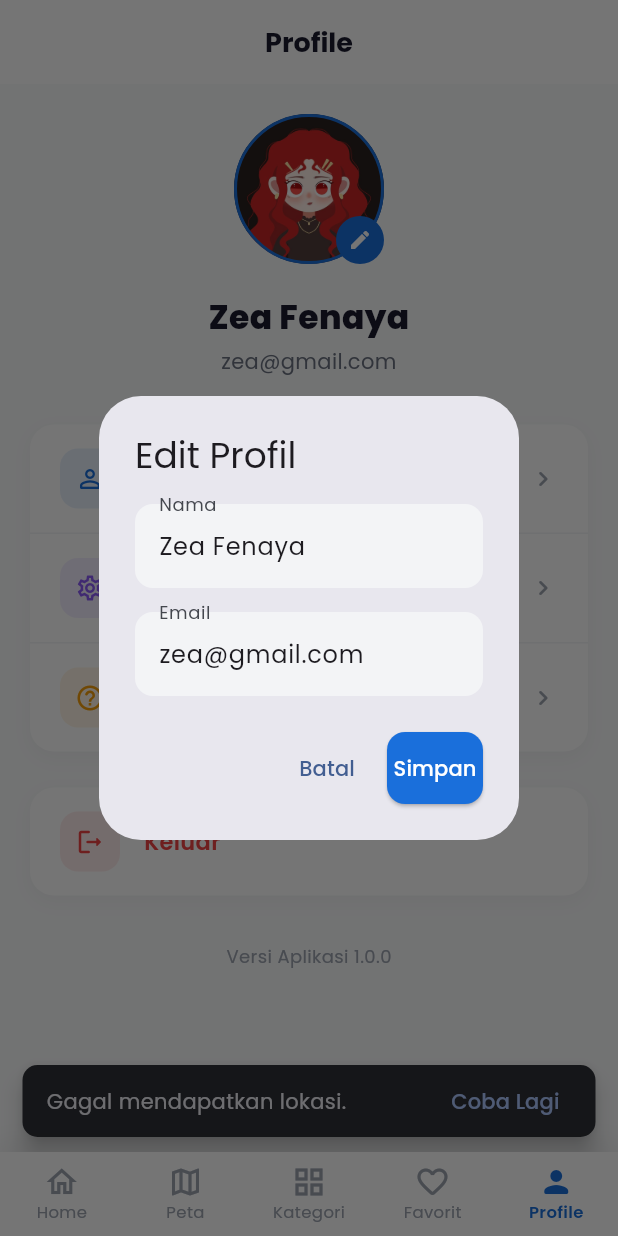
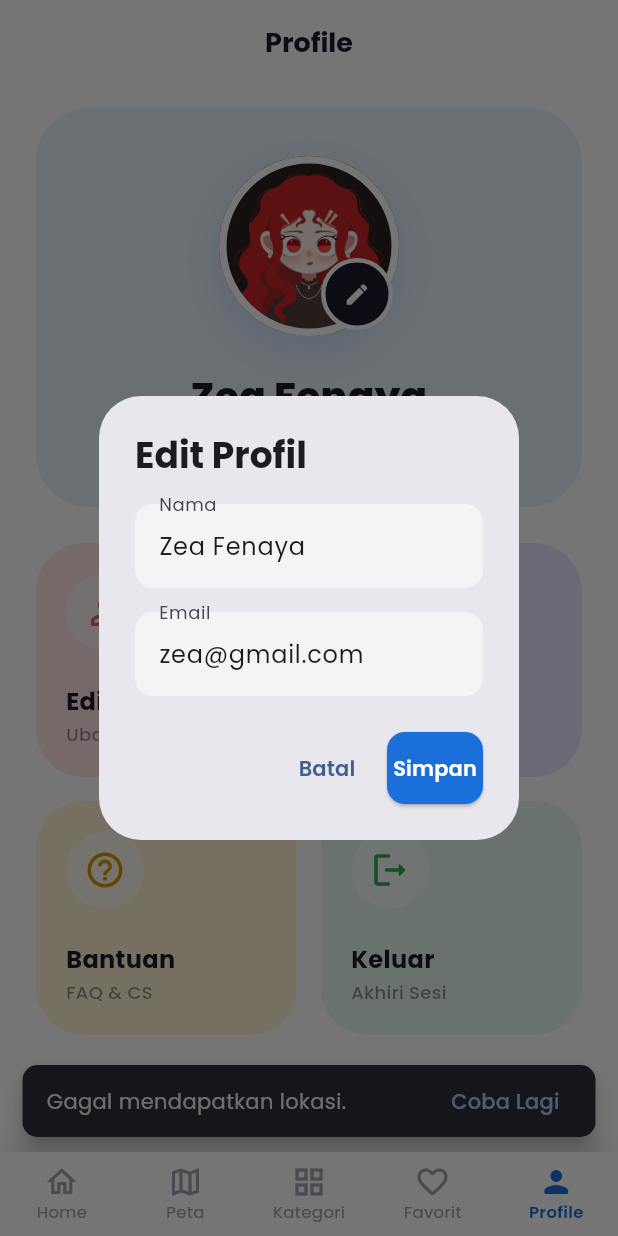
Before and after one commit to agnestiw/campus_nearby_directory, a Flutter app: the screen it shows after launch, item 5 of the bottom bar chosen, after a tap on the "edit" icon, on a phone screen of 412 x 824 dp. Run offline on Flutter 3.47's test engine with Material 3 defaults, Android fonts, the phone set to English and light mode, and no system bars; our stand-ins replace cached_network_image, flutter_map, geolocator, google_fonts, latlong2, supabase_flutter; accounts and stored records are empty.

Commit message:
update v1

```diff
--- a/lib/screens/categories_screen.dart
+++ b/lib/screens/categories_screen.dart
@@ -141,23 +141,14 @@ class _CategoriesScreenState extends State<CategoriesScreen> {
         crossAxisAlignment: CrossAxisAlignment.start,
         children: [
           Text(
-            'Eksplorasi Kategori',
+            'Pilih kategori tempat yang ingin kamu jelajahi',
             style: GoogleFonts.poppins(
-              fontSize: 24,
-              fontWeight: FontWeight.bold,
+              fontSize: 16,
+              fontWeight: FontWeight.w600,
               color: const Color(0xFF1A1A2E),
             ),
           ),
-          const SizedBox(height: 6),
-          Text(
-            'Temukan tempat terbaik di sekitar kampusmu',
-            style: GoogleFonts.poppins(
-              fontSize: 14,
-              color: const Color(0xFF9CA3AF),
-              fontWeight: FontWeight.w400,
-            ),
-          ),
-          const SizedBox(height: 28),
+          const SizedBox(height: 24),
           Expanded(
             child: GridView.builder(
               gridDelegate: const SliverGridDelegateWithFixedCrossAxisCount(
@@ -176,15 +167,8 @@ class _CategoriesScreenState extends State<CategoriesScreen> {
                   onTap: () => _selectCategory(cat),
                   child: Container(
                     decoration: BoxDecoration(
-                      color: Colors.white,
-                      borderRadius: BorderRadius.circular(28),
-                      boxShadow: [
-                        BoxShadow(
-                          color: color.withOpacity(0.08),
-                          blurRadius: 30,
-                          offset: const Offset(0, 12),
-                        ),
-                      ],
+                      color: color.withOpacity(0.15),
+                      borderRadius: BorderRadius.circular(32),
                     ),
                     child: Stack(
                       children: [
@@ -197,7 +181,7 @@ class _CategoriesScreenState extends State<CategoriesScreen> {
                             height: 100,
                             decoration: BoxDecoration(
                               shape: BoxShape.circle,
-                              color: color.withOpacity(0.05),
+                              color: color.withOpacity(0.08),
                             ),
                           ),
                         ),
@@ -208,11 +192,10 @@ class _CategoriesScreenState extends State<CategoriesScreen> {
                             mainAxisAlignment: MainAxisAlignment.spaceBetween,
                             children: [
                               Container(
-                                width: 56,
-                                height: 56,
+                                padding: const EdgeInsets.all(12),
                                 decoration: BoxDecoration(
-                                  color: color.withOpacity(0.12),
-                                  borderRadius: BorderRadius.circular(18),
+                                  color: Colors.white.withOpacity(0.6),
+                                  shape: BoxShape.circle,
                                 ),
                                 child: Icon(icon, color: color, size: 28),
                               ),
--- a/lib/screens/profile_screen.dart
+++ b/lib/screens/profile_screen.dart
@@ -1,4 +1,5 @@
 import 'package:flutter/material.dart';
+import 'package:google_fonts/google_fonts.dart';
 
 class ProfileScreen extends StatefulWidget {
   const ProfileScreen({super.key});
@@ -19,7 +20,7 @@ class _ProfileScreenState extends State<ProfileScreen> {
       context: context,
       builder: (context) {
         return AlertDialog(
-          title: const Text('Edit Profil'),
+          title: Text('Edit Profil', style: GoogleFonts.poppins(fontWeight: FontWeight.w700)),
           content: Column(
             mainAxisSize: MainAxisSize.min,
             children: [
@@ -37,7 +38,7 @@ class _ProfileScreenState extends State<ProfileScreen> {
           actions: [
             TextButton(
               onPressed: () => Navigator.pop(context),
-              child: const Text('Batal'),
+              child: Text('Batal', style: GoogleFonts.poppins(fontWeight: FontWeight.w600)),
             ),
             ElevatedButton(
               onPressed: () {
@@ -47,7 +48,7 @@ class _ProfileScreenState extends State<ProfileScreen> {
                 });
                 Navigator.pop(context);
               },
-              child: const Text('Simpan'),
+              child: Text('Simpan', style: GoogleFonts.poppins(fontWeight: FontWeight.w600)),
             ),
           ],
         );
@@ -59,12 +60,12 @@ class _ProfileScreenState extends State<ProfileScreen> {
     showDialog(
       context: context,
       builder: (context) => AlertDialog(
-        title: const Text('Pengaturan'),
-        content: const Text('Ini adalah halaman pengaturan (Dummy). Fitur ini belum terhubung dengan backend.'),
+        title: Text('Pengaturan', style: GoogleFonts.poppins(fontWeight: FontWeight.w700)),
+        content: Text('Ini adalah halaman pengaturan (Dummy). Fitur ini belum terhubung dengan backend.', style: GoogleFonts.poppins()),
         actions: [
           TextButton(
             onPressed: () => Navigator.pop(context),
-            child: const Text('Tutup'),
+            child: Text('Tutup', style: GoogleFonts.poppins(fontWeight: FontWeight.w600)),
           ),
         ],
       ),
@@ -75,12 +76,12 @@ class _ProfileScreenState extends State<ProfileScreen> {
     showDialog(
       context: context,
       builder: (context) => AlertDialog(
-        title: const Text('Pusat Bantuan'),
-        content: const Text('Silakan hubungi admin@kampus.edu untuk bantuan lebih lanjut mengenai aplikasi ini.'),
+        title: Text('Pusat Bantuan', style: GoogleFonts.poppins(fontWeight: FontWeight.w700)),
+        content: Text('Silakan hubungi admin@kampus.edu untuk bantuan lebih lanjut mengenai aplikasi ini.', style: GoogleFonts.poppins()),
         actions: [
           TextButton(
             onPressed: () => Navigator.pop(context),
-            child: const Text('Tutup'),
+            child: Text('Tutup', style: GoogleFonts.poppins(fontWeight: FontWeight.w600)),
           ),
         ],
       ),
@@ -89,9 +90,9 @@ class _ProfileScreenState extends State<ProfileScreen> {
 
   void _handleLogout() {
     ScaffoldMessenger.of(context).showSnackBar(
-      const SnackBar(
-        content: Text('Anda telah keluar dari akun (Dummy).'),
-        backgroundColor: Color(0xFFEF4444),
+      SnackBar(
+        content: Text('Anda telah keluar dari akun (Dummy).', style: GoogleFonts.poppins(fontWeight: FontWeight.w600)),
+        backgroundColor: const Color(0xFFEF4444),
         behavior: SnackBarBehavior.floating,
       ),
     );
@@ -100,13 +101,13 @@ class _ProfileScreenState extends State<ProfileScreen> {
   @override
   Widget build(BuildContext context) {
     return Scaffold(
-      backgroundColor: const Color(0xFFF9FAFB),
+      backgroundColor: Colors.white,
       appBar: AppBar(
-        title: const Text(
+        title: Text(
           'Profile',
-          style: TextStyle(
+          style: GoogleFonts.poppins(
             fontWeight: FontWeight.w700,
-            color: Color(0xFF1A1A2E),
+            color: const Color(0xFF1A1A2E),
             fontSize: 18,
           ),
         ),
@@ -116,23 +117,37 @@ class _ProfileScreenState extends State<ProfileScreen> {
         surfaceTintColor: Colors.transparent,
       ),
       body: SingleChildScrollView(
-        padding: const EdgeInsets.all(20),
+        padding: const EdgeInsets.symmetric(horizontal: 24, vertical: 16),
+        child: Column(
+          crossAxisAlignment: CrossAxisAlignment.stretch,
+          children: [
+            // Vibrant Profile Header
+            Container(
+              padding: const EdgeInsets.symmetric(vertical: 32, horizontal: 24),
+              decoration: BoxDecoration(
+                color: const Color(0xFFE8F1FC), // Pastel Blue
+                borderRadius: BorderRadius.circular(36),
+              ),
               child: Column(
                 children: [
-            // Profile Image / Avatar
-            Center(
-              child: Stack(
+                  Stack(
                     children: [
                       Container(
-                    width: 100,
-                    height: 100,
+                        width: 120,
+                        height: 120,
                         decoration: BoxDecoration(
-                      color: const Color(0xFF1A6FDB).withOpacity(0.1),
                           shape: BoxShape.circle,
                           border: Border.all(
-                        color: const Color(0xFF1A6FDB),
-                        width: 2,
+                            color: Colors.white,
+                            width: 5,
                           ),
+                          boxShadow: [
+                            BoxShadow(
+                              color: const Color(0xFF1A6FDB).withOpacity(0.15),
+                              blurRadius: 20,
+                              offset: const Offset(0, 10),
+                            ),
+                          ],
                           image: const DecorationImage(
                             image: AssetImage('assets/images/profile.jpg'),
                             fit: BoxFit.cover,
@@ -140,120 +155,167 @@ class _ProfileScreenState extends State<ProfileScreen> {
                         ),
                       ),
                       Positioned(
-                    bottom: 0,
-                    right: 0,
+                        bottom: 4,
+                        right: 4,
                         child: GestureDetector(
                           onTap: _showEditProfileDialog,
                           child: Container(
-                        padding: const EdgeInsets.all(8),
-                        decoration: const BoxDecoration(
-                          color: Color(0xFF1A6FDB),
+                            padding: const EdgeInsets.all(12),
+                            decoration: BoxDecoration(
+                              color: const Color(0xFF1A1A2E),
                               shape: BoxShape.circle,
+                              border: Border.all(color: Colors.white, width: 3),
                             ),
                             child: const Icon(
                               Icons.edit_rounded,
                               color: Colors.white,
-                          size: 16,
+                              size: 18,
                             ),
                           ),
                         ),
                       ),
                     ],
                   ),
-            ),
-            const SizedBox(height: 20),
-
-            // Name and Email
+                  const SizedBox(height: 24),
                   Text(
                     _name,
-              style: const TextStyle(
-                fontSize: 22,
+                    style: GoogleFonts.poppins(
+                      fontSize: 26,
                       fontWeight: FontWeight.w800,
-                color: Color(0xFF1A1A2E),
+                      color: const Color(0xFF1A1A2E),
+                      height: 1.2,
                     ),
                     textAlign: TextAlign.center,
                   ),
-            const SizedBox(height: 4),
+                  const SizedBox(height: 6),
                   Text(
                     _email,
-              style: const TextStyle(
-                fontSize: 14,
-                color: Color(0xFF6B7280),
+                    style: GoogleFonts.poppins(
+                      fontSize: 15,
+                      color: const Color(0xFF6B7280),
+                      fontWeight: FontWeight.w500,
                     ),
                     textAlign: TextAlign.center,
-            ),
-
-            const SizedBox(height: 32),
-
-            // Profile Options Menu
-            Container(
-              decoration: BoxDecoration(
-                color: Colors.white,
-                borderRadius: BorderRadius.circular(16),
-                boxShadow: [
-                  BoxShadow(
-                    color: Colors.black.withOpacity(0.03),
-                    blurRadius: 10,
-                    offset: const Offset(0, 4),
-                  ),
-                ],
-              ),
-              child: Column(
-                children: [
-                  _buildProfileMenuItem(
-                    icon: Icons.person_outline_rounded,
-                    title: 'Edit Profil',
-                    color: const Color(0xFF1A6FDB),
-                    onTap: _showEditProfileDialog,
-                  ),
-                  const Divider(height: 1, color: Color(0xFFF3F4F6)),
-                  _buildProfileMenuItem(
-                    icon: Icons.settings_outlined,
-                    title: 'Pengaturan',
-                    color: const Color(0xFF8B5CF6),
-                    onTap: _showDummySettingsDialog,
-                  ),
-                  const Divider(height: 1, color: Color(0xFFF3F4F6)),
-                  _buildProfileMenuItem(
-                    icon: Icons.help_outline_rounded,
-                    title: 'Pusat Bantuan',
-                    color: const Color(0xFFF59E0B),
-                    onTap: _showDummyHelpDialog,
                   ),
                 ],
               ),
             ),
-
             const SizedBox(height: 24),
 
-            // Logout Button
-            Container(
-              decoration: BoxDecoration(
-                color: Colors.white,
-                borderRadius: BorderRadius.circular(16),
-                boxShadow: [
-                  BoxShadow(
-                    color: Colors.black.withOpacity(0.03),
-                    blurRadius: 10,
-                    offset: const Offset(0, 4),
+            // Bento Grid for Options
+            Row(
+              children: [
+                Expanded(
+                  child: _buildBentoCard(
+                    title: 'Edit Profil',
+                    subtitle: 'Ubah Data',
+                    icon: Icons.person_outline_rounded,
+                    backgroundColor: const Color(0xFFFFE5E5), // Pastel Pink/Red
+                    iconColor: const Color(0xFFE85D5D),
+                    onTap: _showEditProfileDialog,
+                  ),
+                ),
+                const SizedBox(width: 16),
+                Expanded(
+                  child: _buildBentoCard(
+                    title: 'Pengaturan',
+                    subtitle: 'App & Privasi',
+                    icon: Icons.settings_outlined,
+                    backgroundColor: const Color(0xFFEAE5FF), // Pastel Purple
+                    iconColor: const Color(0xFF7A5DC8),
+                    onTap: _showDummySettingsDialog,
+                  ),
                 ),
               ],
             ),
-              child: _buildProfileMenuItem(
+            const SizedBox(height: 16),
+            Row(
+              children: [
+                Expanded(
+                  child: _buildBentoCard(
+                    title: 'Bantuan',
+                    subtitle: 'FAQ & CS',
+                    icon: Icons.help_outline_rounded,
+                    backgroundColor: const Color(0xFFFFF4D4), // Pastel Yellow
+                    iconColor: const Color(0xFFD49900),
+                    onTap: _showDummyHelpDialog,
+                  ),
+                ),
+                const SizedBox(width: 16),
+                Expanded(
+                  child: _buildBentoCard(
+                    title: 'Keluar',
+                    subtitle: 'Akhiri Sesi',
                     icon: Icons.logout_rounded,
-                title: 'Keluar',
-                color: const Color(0xFFEF4444),
-                isLogout: true,
+                    backgroundColor: const Color(0xFFE5F8ED), // Pastel Green
+                    iconColor: const Color(0xFF34A853),
                     onTap: _handleLogout,
                   ),
                 ),
+              ],
+            ),
 
-            const SizedBox(height: 32),
-            const Text(
+            const SizedBox(height: 40),
+            Text(
               'Versi Aplikasi 1.0.0',
-              style: TextStyle(
+              style: GoogleFonts.poppins(
+                fontSize: 13,
+                color: const Color(0xFF9CA3AF),
+                fontWeight: FontWeight.w500,
+              ),
+              textAlign: TextAlign.center,
+            ),
+            const SizedBox(height: 24),
+          ],
+        ),
+      ),
+    );
+  }
+
+  Widget _buildBentoCard({
+    required String title,
+    required String subtitle,
+    required IconData icon,
+    required Color backgroundColor,
+    required Color iconColor,
+    required VoidCallback onTap,
+  }) {
+    return GestureDetector(
+      onTap: onTap,
+      child: Container(
+        padding: const EdgeInsets.all(20),
+        decoration: BoxDecoration(
+          color: backgroundColor,
+          borderRadius: BorderRadius.circular(32),
+        ),
+        child: Column(
+          crossAxisAlignment: CrossAxisAlignment.start,
+          children: [
+            Container(
+              padding: const EdgeInsets.all(12),
+              decoration: BoxDecoration(
+                color: Colors.white.withOpacity(0.6),
+                shape: BoxShape.circle,
+              ),
+              child: Icon(icon, color: iconColor, size: 28),
+            ),
+            const SizedBox(height: 24),
+            Text(
+              title,
+              style: GoogleFonts.poppins(
+                fontSize: 16,
+                fontWeight: FontWeight.w700,
+                color: const Color(0xFF1A1A2E),
+                height: 1.2,
+              ),
+            ),
+            const SizedBox(height: 4),
+            Text(
+              subtitle,
+              style: GoogleFonts.poppins(
                 fontSize: 12,
-                color: Color(0xFF9CA3AF),
+                fontWeight: FontWeight.w500,
+                color: const Color(0xFF1A1A2E).withOpacity(0.5),
               ),
             ),
           ],
@@ -261,52 +323,4 @@ class _ProfileScreenState extends State<ProfileScreen> {
       ),
     );
   }
-
-  Widget _buildProfileMenuItem({
-    required IconData icon,
-    required String title,
-    required Color color,
-    required VoidCallback onTap,
-    bool isLogout = false,
-  }) {
-    return Material(
-      color: Colors.transparent,
-      child: InkWell(
-        onTap: onTap,
-        borderRadius: BorderRadius.circular(16),
-        child: Padding(
-          padding: const EdgeInsets.symmetric(horizontal: 20, vertical: 16),
-          child: Row(
-            children: [
-              Container(
-                padding: const EdgeInsets.all(10),
-                decoration: BoxDecoration(
-                  color: color.withOpacity(0.1),
-                  borderRadius: BorderRadius.circular(12),
-                ),
-                child: Icon(icon, color: color, size: 20),
-              ),
-              const SizedBox(width: 16),
-              Expanded(
-                child: Text(
-                  title,
-                  style: TextStyle(
-                    fontSize: 15,
-                    fontWeight: FontWeight.w600,
-                    color: isLogout ? color : const Color(0xFF1A1A2E),
-                  ),
-                ),
-              ),
-              if (!isLogout)
-                const Icon(
-                  Icons.chevron_right_rounded,
-                  color: Color(0xFF9CA3AF),
-                  size: 20,
-                ),
-            ],
-          ),
-        ),
-      ),
-    );
 }
-}
```
Lines whose indentation alone changed are shown as unchanged.
